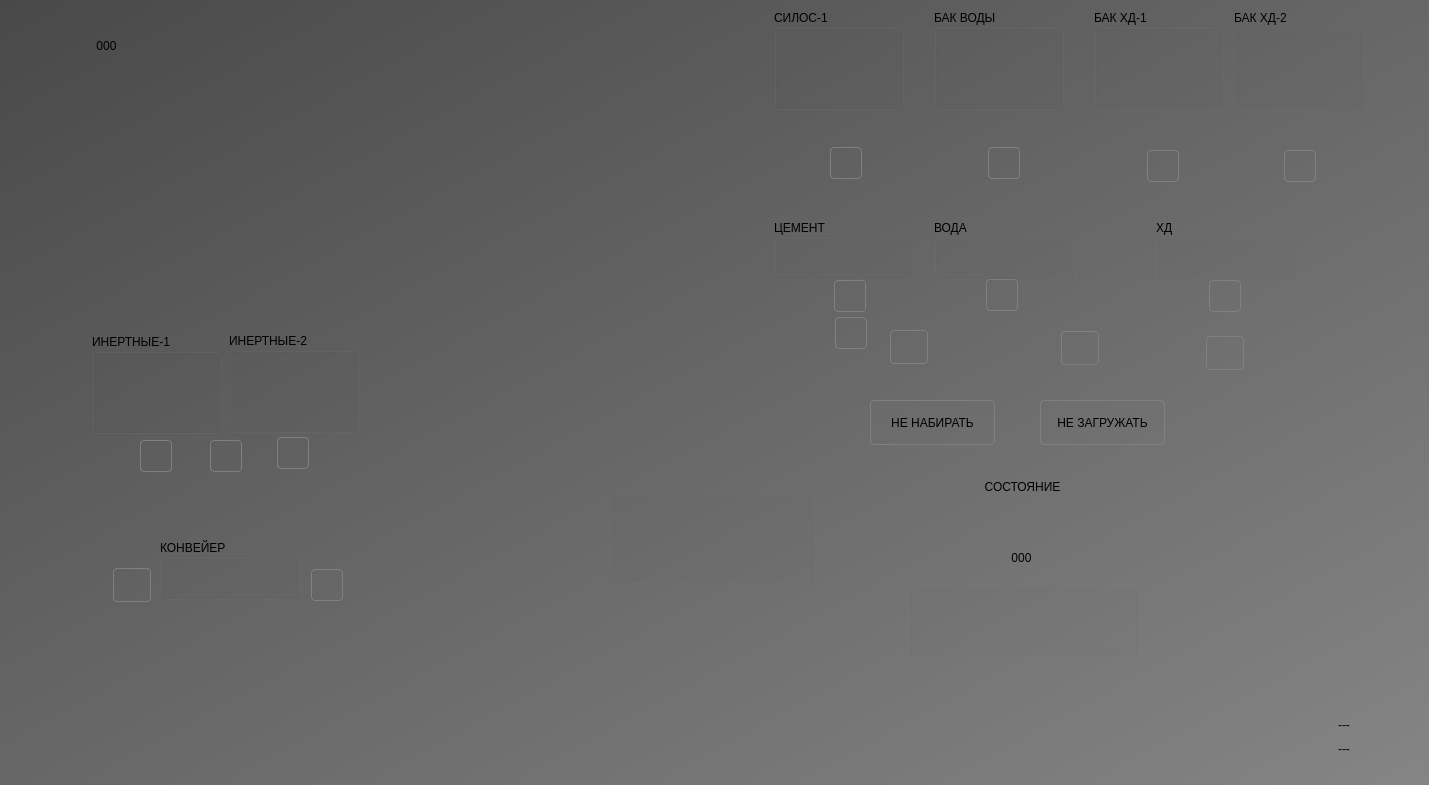
chkrain/bsuch, file ui/Home.ui: the form before one commit.
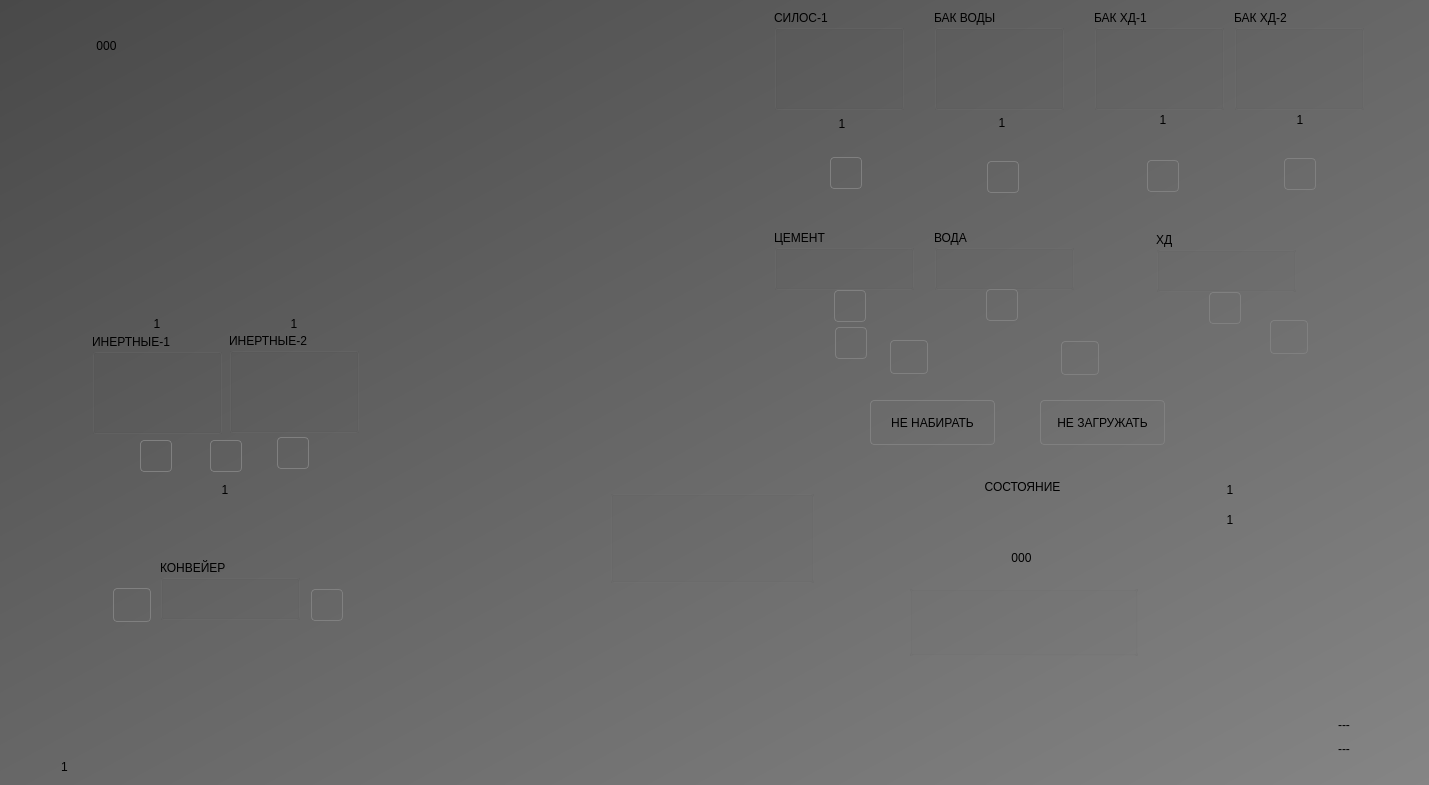
The form after the commit. Icons and pictures are not drawn. Custom widgets are drawn as their Qt base class.

What changed in the file:
```diff
--- a/ui/Home.ui
+++ b/ui/Home.ui
@@ -240,7 +240,7 @@
    <property name="geometry">
     <rect>
      <x>774</x>
-     <y>220</y>
+     <y>230</y>
      <width>140</width>
      <height>60</height>
     </rect>
@@ -253,7 +253,7 @@
    <property name="geometry">
     <rect>
      <x>934</x>
-     <y>220</y>
+     <y>230</y>
      <width>140</width>
      <height>60</height>
     </rect>
@@ -266,7 +266,7 @@
    <property name="geometry">
     <rect>
      <x>1156</x>
-     <y>220</y>
+     <y>232</y>
      <width>140</width>
      <height>60</height>
     </rect>
@@ -282,7 +282,7 @@
    <property name="geometry">
     <rect>
      <x>160</x>
-     <y>540</y>
+     <y>560</y>
      <width>140</width>
      <height>60</height>
     </rect>
@@ -379,7 +379,7 @@
    <property name="geometry">
     <rect>
      <x>30</x>
-     <y>560</y>
+     <y>580</y>
      <width>392</width>
      <height>54</height>
     </rect>
@@ -552,7 +552,7 @@
    <property name="geometry">
     <rect>
      <x>794</x>
-     <y>210</y>
+     <y>220</y>
      <width>113</width>
      <height>238</height>
     </rect>
@@ -632,7 +632,7 @@
    <property name="geometry">
     <rect>
      <x>945</x>
-     <y>209</y>
+     <y>219</y>
      <width>115</width>
      <height>174</height>
     </rect>
@@ -684,7 +684,7 @@
    <property name="geometry">
     <rect>
      <x>1182</x>
-     <y>210</y>
+     <y>222</y>
      <width>86</width>
      <height>131</height>
     </rect>
@@ -903,7 +903,7 @@
    <property name="geometry">
     <rect>
      <x>792</x>
-     <y>139</y>
+     <y>149</y>
      <width>106</width>
      <height>50</height>
     </rect>
@@ -948,8 +948,8 @@
   <widget class="Animation" name="container_2">
    <property name="geometry">
     <rect>
-     <x>960</x>
-     <y>120</y>
+     <x>959</x>
+     <y>134</y>
      <width>84</width>
      <height>82</height>
     </rect>
@@ -995,7 +995,7 @@
    <property name="geometry">
     <rect>
      <x>1119</x>
-     <y>124</y>
+     <y>134</y>
      <width>84</width>
      <height>82</height>
     </rect>
@@ -1041,7 +1041,7 @@
    <property name="geometry">
     <rect>
      <x>1256</x>
-     <y>124</y>
+     <y>132</y>
      <width>84</width>
      <height>82</height>
     </rect>
@@ -1243,8 +1243,8 @@
   <widget class="QPushButton" name="fail_3">
    <property name="geometry">
     <rect>
-     <x>1206</x>
-     <y>336</y>
+     <x>1270</x>
+     <y>320</y>
      <width>38</width>
      <height>34</height>
     </rect>
@@ -1270,7 +1270,7 @@
    <property name="geometry">
     <rect>
      <x>1061</x>
-     <y>331</y>
+     <y>341</y>
      <width>38</width>
      <height>34</height>
     </rect>
@@ -1296,7 +1296,7 @@
    <property name="geometry">
     <rect>
      <x>890</x>
-     <y>330</y>
+     <y>340</y>
      <width>38</width>
      <height>34</height>
     </rect>
@@ -1318,6 +1318,226 @@
     <bool>true</bool>
    </property>
   </widget>
+  <widget class="QLabel" name="label_2">
+   <property name="geometry">
+    <rect>
+     <x>4</x>
+     <y>752</y>
+     <width>121</width>
+     <height>31</height>
+    </rect>
+   </property>
+   <property name="text">
+    <string>1</string>
+   </property>
+   <property name="textFormat">
+    <enum>Qt::RichText</enum>
+   </property>
+   <property name="alignment">
+    <set>Qt::AlignCenter</set>
+   </property>
+   <property name="style" stdset="0">
+    <string>textinfo</string>
+   </property>
+  </widget>
+  <widget class="QLabel" name="label_3">
+   <property name="geometry">
+    <rect>
+     <x>757</x>
+     <y>114</y>
+     <width>170</width>
+     <height>21</height>
+    </rect>
+   </property>
+   <property name="text">
+    <string>1</string>
+   </property>
+   <property name="textFormat">
+    <enum>Qt::RichText</enum>
+   </property>
+   <property name="alignment">
+    <set>Qt::AlignCenter</set>
+   </property>
+   <property name="style" stdset="0">
+    <string>selfinfo</string>
+   </property>
+  </widget>
+  <widget class="QLabel" name="label_4">
+   <property name="geometry">
+    <rect>
+     <x>927</x>
+     <y>113</y>
+     <width>150</width>
+     <height>21</height>
+    </rect>
+   </property>
+   <property name="text">
+    <string>1</string>
+   </property>
+   <property name="textFormat">
+    <enum>Qt::RichText</enum>
+   </property>
+   <property name="alignment">
+    <set>Qt::AlignCenter</set>
+   </property>
+   <property name="style" stdset="0">
+    <string>selfinfo</string>
+   </property>
+  </widget>
+  <widget class="QLabel" name="label_5">
+   <property name="geometry">
+    <rect>
+     <x>1083</x>
+     <y>110</y>
+     <width>160</width>
+     <height>21</height>
+    </rect>
+   </property>
+   <property name="text">
+    <string>1</string>
+   </property>
+   <property name="textFormat">
+    <enum>Qt::RichText</enum>
+   </property>
+   <property name="alignment">
+    <set>Qt::AlignCenter</set>
+   </property>
+   <property name="style" stdset="0">
+    <string>selfinfo</string>
+   </property>
+  </widget>
+  <widget class="QLabel" name="label_6">
+   <property name="geometry">
+    <rect>
+     <x>1225</x>
+     <y>110</y>
+     <width>150</width>
+     <height>21</height>
+    </rect>
+   </property>
+   <property name="text">
+    <string>1</string>
+   </property>
+   <property name="textFormat">
+    <enum>Qt::RichText</enum>
+   </property>
+   <property name="alignment">
+    <set>Qt::AlignCenter</set>
+   </property>
+   <property name="style" stdset="0">
+    <string>selfinfo</string>
+   </property>
+  </widget>
+  <widget class="QLabel" name="label_7">
+   <property name="geometry">
+    <rect>
+     <x>160</x>
+     <y>480</y>
+     <width>130</width>
+     <height>21</height>
+    </rect>
+   </property>
+   <property name="text">
+    <string>1</string>
+   </property>
+   <property name="textFormat">
+    <enum>Qt::RichText</enum>
+   </property>
+   <property name="alignment">
+    <set>Qt::AlignCenter</set>
+   </property>
+   <property name="style" stdset="0">
+    <string>selfinfo</string>
+   </property>
+  </widget>
+  <widget class="QLabel" name="label_8">
+   <property name="geometry">
+    <rect>
+     <x>92</x>
+     <y>314</y>
+     <width>130</width>
+     <height>21</height>
+    </rect>
+   </property>
+   <property name="text">
+    <string>1</string>
+   </property>
+   <property name="textFormat">
+    <enum>Qt::RichText</enum>
+   </property>
+   <property name="alignment">
+    <set>Qt::AlignCenter</set>
+   </property>
+   <property name="style" stdset="0">
+    <string>selfinfo</string>
+   </property>
+  </widget>
+  <widget class="QLabel" name="label_9">
+   <property name="geometry">
+    <rect>
+     <x>229</x>
+     <y>314</y>
+     <width>130</width>
+     <height>21</height>
+    </rect>
+   </property>
+   <property name="text">
+    <string>1</string>
+   </property>
+   <property name="textFormat">
+    <enum>Qt::RichText</enum>
+   </property>
+   <property name="alignment">
+    <set>Qt::AlignCenter</set>
+   </property>
+   <property name="style" stdset="0">
+    <string>selfinfo</string>
+   </property>
+  </widget>
+  <widget class="QLabel" name="label_10">
+   <property name="geometry">
+    <rect>
+     <x>1140</x>
+     <y>510</y>
+     <width>180</width>
+     <height>21</height>
+    </rect>
+   </property>
+   <property name="text">
+    <string>1</string>
+   </property>
+   <property name="textFormat">
+    <enum>Qt::RichText</enum>
+   </property>
+   <property name="alignment">
+    <set>Qt::AlignCenter</set>
+   </property>
+   <property name="style" stdset="0">
+    <string>selfinfo</string>
+   </property>
+  </widget>
+  <widget class="QLabel" name="label_11">
+   <property name="geometry">
+    <rect>
+     <x>1140</x>
+     <y>480</y>
+     <width>180</width>
+     <height>21</height>
+    </rect>
+   </property>
+   <property name="text">
+    <string>1</string>
+   </property>
+   <property name="textFormat">
+    <enum>Qt::RichText</enum>
+   </property>
+   <property name="alignment">
+    <set>Qt::AlignCenter</set>
+   </property>
+   <property name="style" stdset="0">
+    <string>selfinfo</string>
+   </property>
+  </widget>
   <zorder>animation_2</zorder>
   <zorder>rain_2</zorder>
   <zorder>dosator_3</zorder>
```
Left out of the diff: 21 changed lines with no effect on the pictures.
